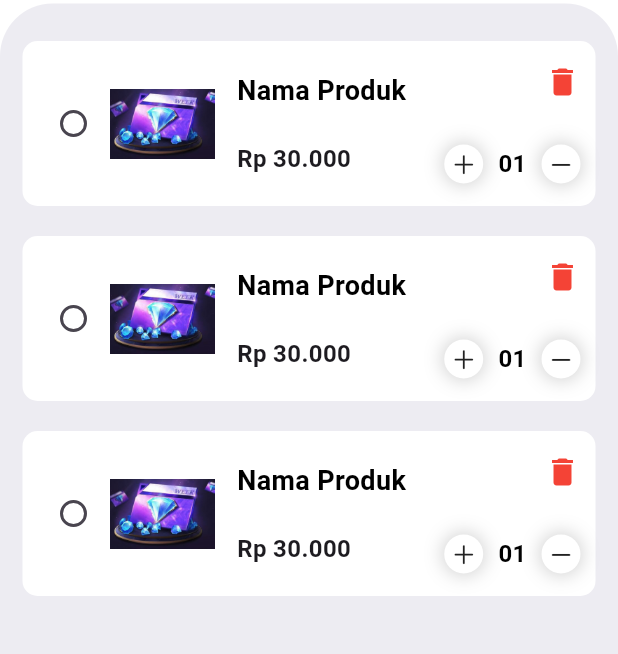
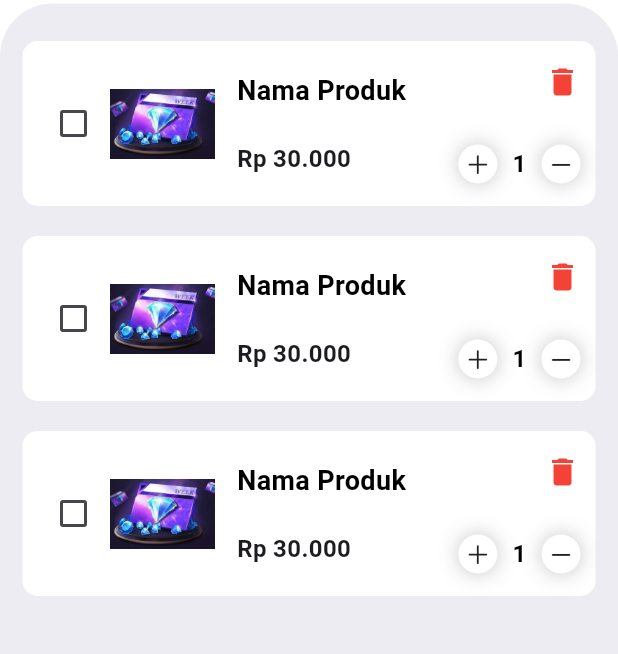
Before and after one commit to DNNYF/thub, a Flutter app: the CartPage screen opened by its route, on a phone screen of 412 x 824 dp. Shown: the part 121-775 px from the top of the screen. Run offline on Flutter 3.47's test engine with Material 3 defaults, Android fonts, the phone set to English and light mode, and no system bars; our stand-ins replace badges, carousel_slider, curved_navigation_bar; network calls fail.

Commit message:
memperbaiki cart item

```diff
--- a/lib/views/pages/widgets/CartItemSamples.dart
+++ b/lib/views/pages/widgets/CartItemSamples.dart
@@ -7,13 +7,14 @@ class CartItemSamples extends StatefulWidget {
 }
 
 class _CartItemSamplesState extends State<CartItemSamples> {
-  int _selectedRadioIndex = -1; // Menyimpan indeks radio button yang dipilih
+  List<bool> _selectedItems = List<bool>.filled(3, false); // List to keep track of selected items
+  List<int> _quantities = List<int>.filled(3, 1); // List to keep track of quantities
 
   @override
   Widget build(BuildContext context) {
     return Column(
       children: [
-        for (int i = 1; i <= 3; i++)
+        for (int i = 0; i < 3; i++)
           Container(
             height: 110,
             margin: EdgeInsets.symmetric(horizontal: 15, vertical: 10),
@@ -23,13 +24,12 @@ class _CartItemSamplesState extends State<CartItemSamples> {
                 borderRadius: BorderRadius.circular(10)),
             child: Row(
               children: [
-                Radio(
-                  value: i,
-                  groupValue: _selectedRadioIndex,
+                Checkbox(
+                  value: _selectedItems[i],
                   activeColor: Colors.black,
-                  onChanged: (int? value) {
+                  onChanged: (bool? value) {
                     setState(() {
-                      _selectedRadioIndex = value!;
+                      _selectedItems[i] = value!;
                     });
                   },
                 ),
@@ -76,7 +76,13 @@ class _CartItemSamplesState extends State<CartItemSamples> {
                       ),
                       Row(
                         children: [
-                          Container(
+                          GestureDetector(
+                            onTap: () {
+                              setState(() {
+                                _quantities[i]++;
+                              });
+                            },
+                            child: Container(
                               padding: EdgeInsets.all(4),
                               decoration: BoxDecoration(
                                   color: Colors.white,
@@ -93,10 +99,11 @@ class _CartItemSamplesState extends State<CartItemSamples> {
                                 size: 18,
                               ),
                             ),
+                          ),
                           Container(
                             margin: EdgeInsets.symmetric(horizontal: 10),
                             child: Text(
-                              "01",
+                              _quantities[i].toString(),
                               style: TextStyle(
                                 fontSize: 16,
                                 fontWeight: FontWeight.bold,
@@ -104,7 +111,15 @@ class _CartItemSamplesState extends State<CartItemSamples> {
                               ),
                             ),
                           ),
-                          Container(
+                          GestureDetector(
+                            onTap: () {
+                              setState(() {
+                                if (_quantities[i] > 1) {
+                                  _quantities[i]--;
+                                }
+                              });
+                            },
+                            child: Container(
                               padding: EdgeInsets.all(4),
                               decoration: BoxDecoration(
                                   color: Colors.white,
@@ -121,6 +136,7 @@ class _CartItemSamplesState extends State<CartItemSamples> {
                                 size: 18,
                               ),
                             ),
+                          ),
                         ],
                       ),
                     ],
@@ -133,12 +149,3 @@ class _CartItemSamplesState extends State<CartItemSamples> {
     );
   }
 }
-
-void main() {
-  runApp(MaterialApp(
-    home: Scaffold(
-      appBar: AppBar(title: Text('Radio Button Example')),
-      body: CartItemSamples(),
-    ),
-  ));
-}
```
Also changed, not shown: pubspec.lock, 1 other file. Lines whose indentation alone changed are shown as unchanged.
